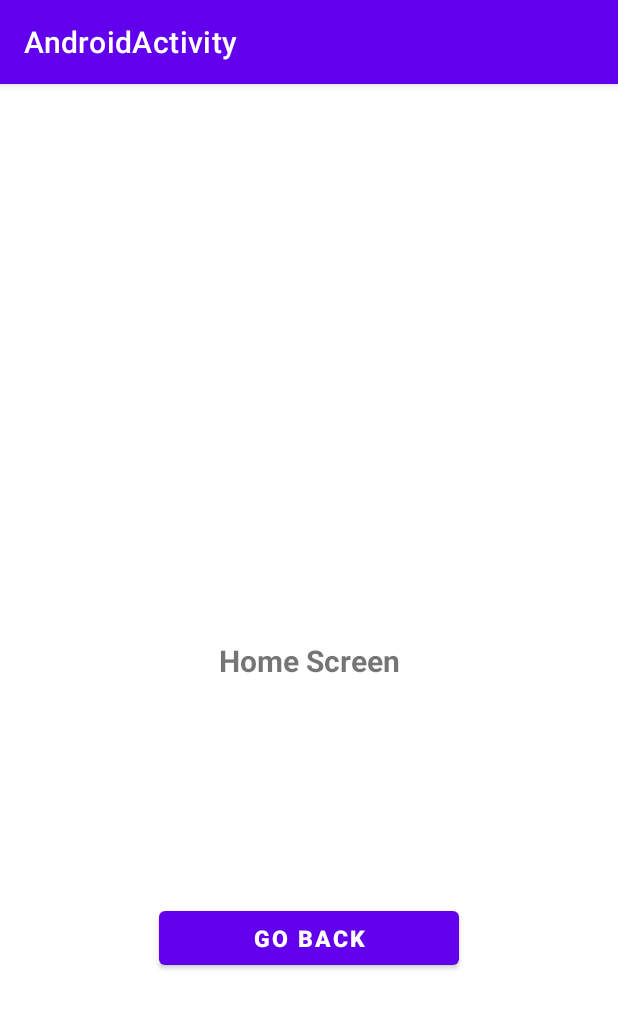
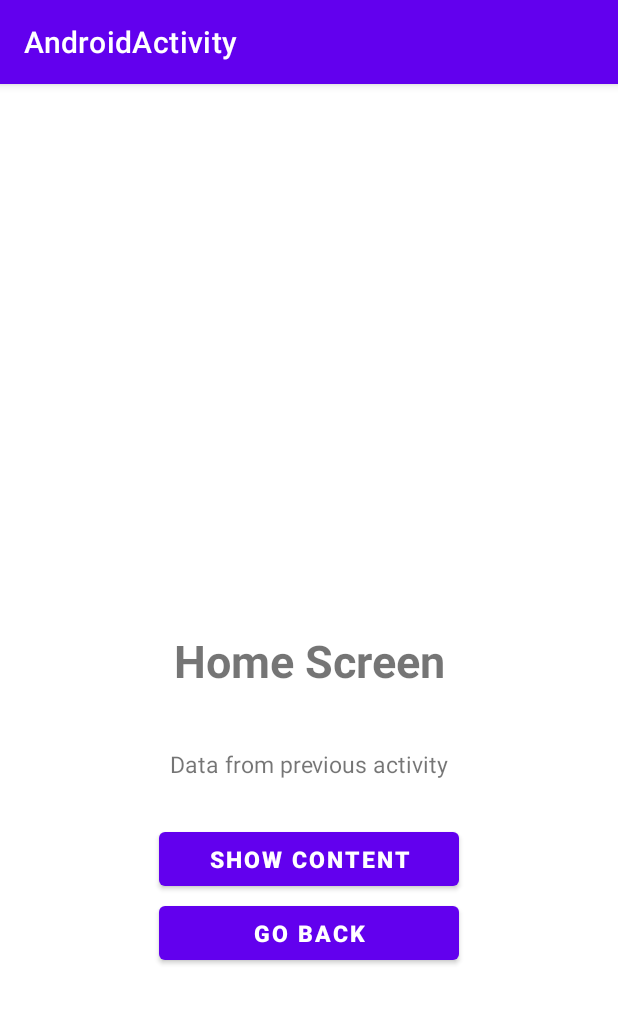
Before and after one commit to NirajXtha/college, an Android app: the screen it shows after launch (HomeActivity), after a tap on "GO TO HOME", on a phone screen of 412 x 824 dp. Shown: the top 1009 px of the screen. Run offline under Robolectric (Android 15) with nearby library versions, the light colour scheme and no system bars.

Commit message:
get values from one activity to another

```diff
--- a/AndroidActivity/app/src/main/java/com/example/androidactivity/HomeActivity.java
+++ b/AndroidActivity/app/src/main/java/com/example/androidactivity/HomeActivity.java
@@ -1,8 +1,10 @@
 package com.example.androidactivity;
 
+import android.content.Intent;
 import android.os.Bundle;
 import android.view.View;
 import android.widget.Button;
+import android.widget.TextView;
 
 import androidx.activity.EdgeToEdge;
 import androidx.appcompat.app.AppCompatActivity;
@@ -19,10 +21,24 @@ public class HomeActivity extends AppCompatActivity {
 
         Button goBackLogin = findViewById(R.id.goBackBtn);
 
-        goBackLogin.setOnClickListener(new View.OnClickListener() {
+        TextView contentTv = findViewById(R.id.contentTv);
+        Button showBtn = findViewById(R.id.showBtn);
+
+        Intent i = getIntent();
+        int id = i.getIntExtra("id", 0);
+        String name = i.getStringExtra("name");
+        int age = i.getIntExtra("age", 0);
+        String address = i.getStringExtra("address");
+
+        String result = "\nId: " + id +
+                "\nName: " + name +
+                "\nAge: " + age +
+                "\nAddress: " + address;
+
+        showBtn.setOnClickListener(new View.OnClickListener() {
             @Override
             public void onClick(View v) {
-                finish();
+                contentTv.setText(result);
             }
         });
     }
--- a/AndroidActivity/app/src/main/java/com/example/androidactivity/LoginActivity.java
+++ b/AndroidActivity/app/src/main/java/com/example/androidactivity/LoginActivity.java
@@ -22,6 +22,12 @@ public class LoginActivity extends AppCompatActivity {
             @Override
             public void onClick(View v) {
                 Intent intent = new Intent(LoginActivity.this, HomeActivity.class);
+
+                intent.putExtra("id", 101);
+                intent.putExtra("name", "Niraj Shrestha");
+                intent.putExtra("age", 21);
+                intent.putExtra("address", "Kathmandu");
+
                 startActivity(intent);
             }
         });
--- a/AndroidActivity/app/src/main/res/layout/activity_home.xml
+++ b/AndroidActivity/app/src/main/res/layout/activity_home.xml
@@ -15,7 +15,30 @@
         app:layout_constraintStart_toStartOf="parent"
         app:layout_constraintBottom_toBottomOf="parent"
         app:layout_constraintEnd_toEndOf="parent"
-        android:textSize="20dp"
+        android:textSize="30dp"
+        android:textStyle="bold"
+        />
+    <TextView
+        android:layout_width="wrap_content"
+        android:layout_height="wrap_content"
+        app:layout_constraintTop_toTopOf="@id/textView"
+        app:layout_constraintStart_toStartOf="parent"
+        app:layout_constraintBottom_toTopOf="@id/goBackBtn"
+        app:layout_constraintEnd_toEndOf="parent"
+        android:text="Data from previous activity"
+        android:id="@+id/contentTv"
+        android:textSize="15dp"
+        tools:ignore="HardcodedText" />
+    <Button
+        android:layout_width="200dp"
+        android:layout_height="wrap_content"
+        android:text="Show Content"
+        android:id="@+id/showBtn"
+        app:layout_constraintTop_toTopOf="@+id/contentTv"
+        app:layout_constraintStart_toStartOf="parent"
+        app:layout_constraintBottom_toBottomOf="@id/goBackBtn"
+        app:layout_constraintEnd_toEndOf="parent"
+        android:textSize="15dp"
         android:textStyle="bold"
         />
     <Button
```
